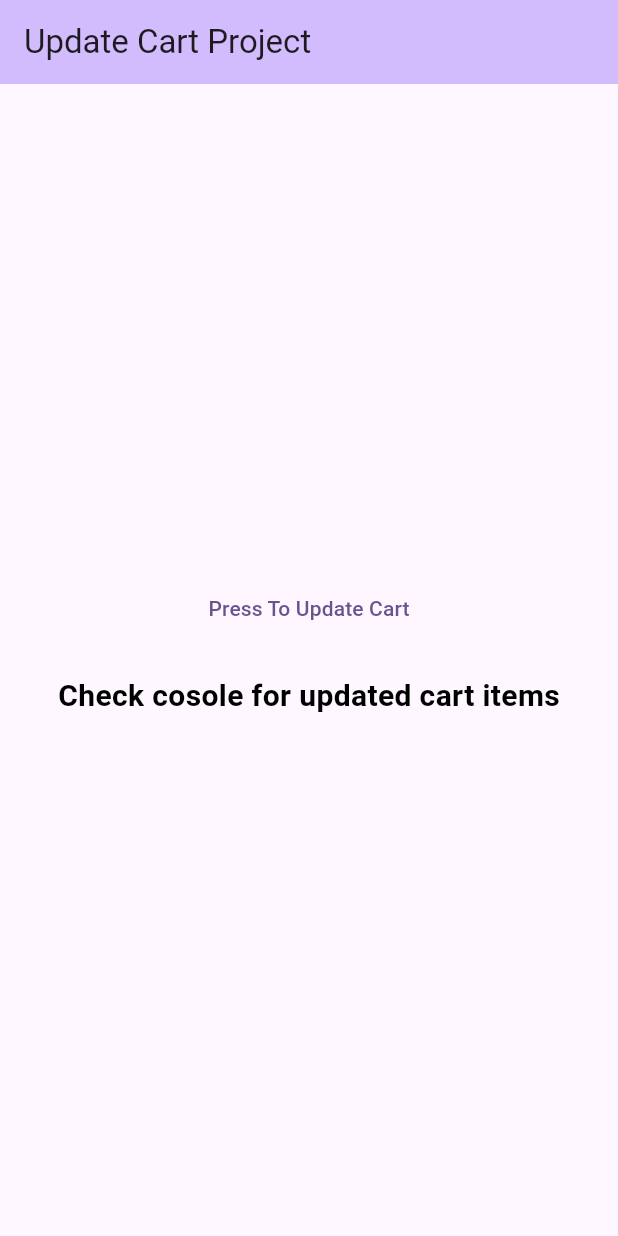
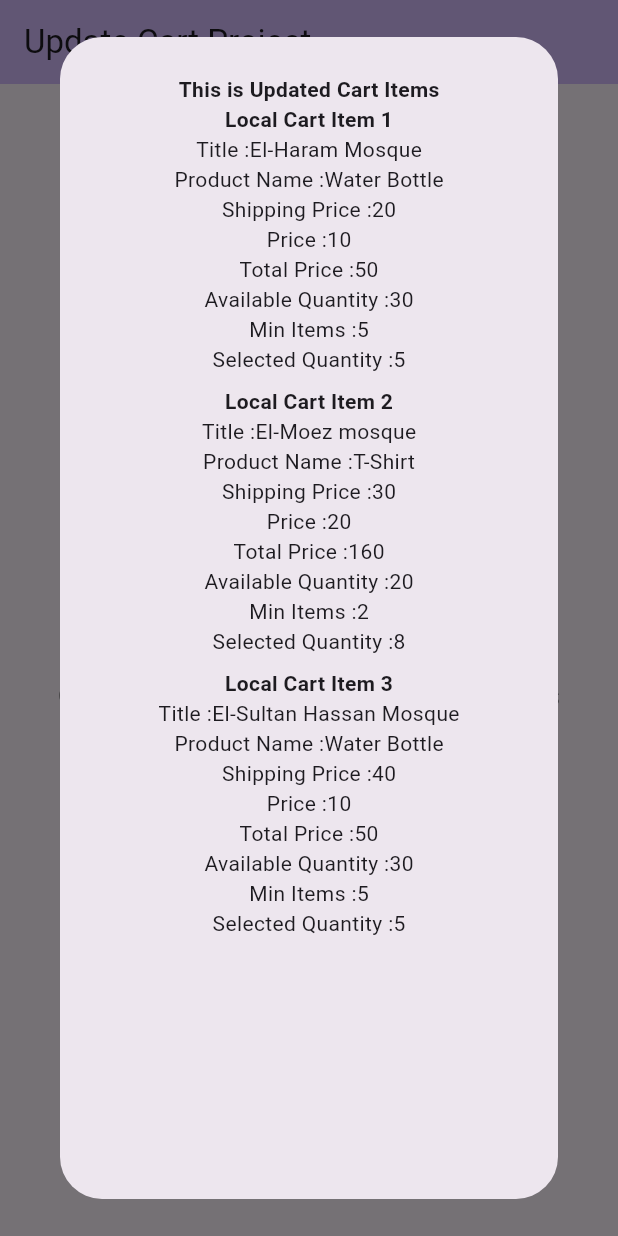
Before and after one commit to polawahba2/Load_Serv_Task, a Flutter app: the screen it shows after launch, after a tap on "Press To Update Cart", on a phone screen of 412 x 824 dp. Run offline on Flutter 3.47's test engine with Material 3 defaults, Android fonts, the phone set to English and light mode, and no system bars.

Commit message:
-  Create products_dialog file. - Press To Update Cart. - Make Place model Properties final. - Add some comments to separate the problem. - Show Products Dialog on press  "Press To Update Cart".

```diff
--- a/lib/cart_rpovider/cart_provider.dart
+++ b/lib/cart_rpovider/cart_provider.dart
@@ -1,9 +1,18 @@
+// ignore_for_file: public_member_api_docs, sort_constructors_first
+
 import 'package:update_cart/dummy_data/local_data.dart';
 import 'package:update_cart/dummy_data/online_data.dart';
 import 'package:update_cart/models/cart_item_model.dart';
+import 'package:update_cart/models/place_model.dart';
+import 'package:update_cart/models/product_model.dart';
+
+late List<RemovedCartItem> removedCartItems;
+late List<ModifiedPlaces> modifiedPlaces;
+late List<RemovedCartProduct> removedCartProducts;
+late List<ModifiedProducts> modifiedProducts;
 
 class CartProvider {
-  final List<CartItem> cartITems = List.from(localCartITems, growable: true);
+  final List<CartItem> cartItems = List.from(localCartITems, growable: true);
 
   final onlinePlaces = placesList;
 
@@ -12,44 +21,242 @@ class CartProvider {
   num _total = 0;
   num get totalCartPrice {
     _total = 0;
-    for (final item in cartITems) {
+    for (final item in cartItems) {
       _total += item.totalPrice;
     }
     return _total;
   }
 
-  void updateCart() {
-    //1- TODO: implement updateCart
-    //2- ptint items after update
+  List<CartItem> updateCart() {
+    removedCartItems = [];
+    modifiedPlaces = [];
+    removedCartProducts = [];
+    modifiedProducts = [];
+    //1- TODO: implement updateCart.
+    for (var i = 0; i < cartItems.length; i++) {
+      Place? onlinePlace = _getOnlinePlaceById(cartItems[i].place);
+      if (onlinePlace == null) {
+        _removeCart(cartItems[i], 'Place Is Not Fuound');
+        i--;
+        continue;
+      }
+      if (onlinePlace.isActive != true) {
+        _removeCart(cartItems[i], 'Place Is Not Active');
+        i--;
+        continue;
+      }
+
+      _updateSinglePlace(cartItems[i].place, onlinePlace);
+
+      _updateProducts(cartItems[i].products);
+    }
+    //2- ptint items after update.
     //3- Display the changes, that were made on user cart, on home page.
-    _printItemsAfterUpdate(cartITems);
+
+    return cartItems;
+    // _printItemsAfterUpdate(cartItems);
   }
 
-  _printItemsAfterUpdate(List<CartItem> localCartItems) {
-    for (final item in localCartItems) {
-      print('############ START of cartItem id: ${item.id} ##########');
-      print('Place: ${item.place.title}');
-      print('isActive: ${item.place.isActive}');
-      print('Place image: ${item.place.placeImage}');
-      print('Place shipping price: ${item.place.shippingPrice}');
-      for (final product in item.products) {
-        _printCartProduct(product);
+  // _printItemsAfterUpdate(List<CartItem> localCartItems) {
+  //   for (final item in localCartItems) {
+  //     print('############ START of cartItem id: ${item.id} ##########');
+  //     print('Place: ${item.place.title}');
+  //     print('isActive: ${item.place.isActive}');
+  //     print('Place image: ${item.place.placeImage}');
+  //     print('Place shipping price: ${item.place.shippingPrice}');
+  //     for (final product in item.products) {
+  //       _printCartProduct(product);
+  //     }
+  //     print('CartItem total price: ${item.totalPrice}');
+  //     print('############ END of cartItem id: ${item.id} ##########');
+  //   }
+  //   print("Total cart price: $totalCartPrice");
+  // }
+
+  // _printCartProduct(CartProduct product) {
+  //   print('Product: ${product.title}');
+  //   print('Product description: ${product.description}');
+  //   print('Product image : ${product.image}');
+  //   print('Product price: ${product.price}');
+  //   print('Product min items: ${product.minItems}');
+  //   print('Product available qty: ${product.availableQuantity}');
+  //   print('Product selected quantity: ${product.selectedQuantity}');
+  //   print('Product total price: ${product.totalPrice}');
+  //   print('############ END of Product ${product.title} ##########');
+  // }
+
+//? this functin return the online place with the same id of the locale place.
+//? if this function return null that means the place in not found in the online places
+  Place? _getOnlinePlaceById(Place place) {
+    if (place.id == null) return null;
+    Place? foundedPlace;
+    for (Place onlinePlace in onlinePlaces) {
+      if (place.id == onlinePlace.id) {
+        foundedPlace = onlinePlace;
+        break;
       }
-      print('CartItem total price: ${item.totalPrice}');
-      print('############ END of cartItem id: ${item.id} ##########');
     }
-    print("Total cart price: $totalCartPrice");
+    return foundedPlace;
   }
 
-  _printCartProduct(CartProduct product) {
-    print('Product: ${product.title}');
-    print('Product description: ${product.description}');
-    print('Product image : ${product.image}');
-    print('Product price: ${product.price}');
-    print('Product min items: ${product.minItems}');
-    print('Product available qty: ${product.availableQuantity}');
-    print('Product selected quantity: ${product.selectedQuantity}');
-    print('Product total price: ${product.totalPrice}');
-    print('############ END of Product ${product.title} ##########');
+//? this function remove the cartItem from CartItems.
+  void _removeCart(CartItem cartItem, String reason) {
+    removedCartItems
+        .add(RemovedCartItem(removedProduct: cartItem, removalReason: reason));
+    cartItems.remove(cartItem);
+  }
+
+  void _updateSinglePlace(Place oldPlace, Place onlinePlace) {
+    if (oldPlace.shippingPrice != onlinePlace.shippingPrice) {
+      _addPlaceToModifiedPlaces(oldPlace, onlinePlace);
+      oldPlace.shippingPrice = onlinePlace.shippingPrice;
+    }
+  }
+
+  void _addPlaceToModifiedPlaces(Place oldPlace, Place onlinePlace) {
+    final ModifiedPlaces modifiedPlace = ModifiedPlaces(
+      oldPlace: Place(
+        id: oldPlace.id,
+        isActive: oldPlace.isActive,
+        placeImage: oldPlace.placeImage,
+        shippingPrice: oldPlace.shippingPrice,
+        title: oldPlace.title,
+      ),
+      newPlace: onlinePlace,
+    );
+    modifiedPlaces.add(modifiedPlace);
+  }
+
+//? this function will loop for every product and update it
+  void _updateProducts(List<CartProduct> products) {
+    if (products.isEmpty) return;
+    for (int j = 0; j < products.length; j++) {
+      Product? onlineProduct = getOnlineProductById(products[j]);
+      if (onlineProduct == null) {
+        _addProdutToRemovedProductsList(
+            products[j], 'This Product Is Not found in online products');
+        products.remove(products[j]);
+        j--;
+        continue;
+      }
+      if (onlineProduct.availableQuantity == null ||
+          onlineProduct.minItems == null) {
+        _addProdutToRemovedProductsList(
+            products[j], 'Sorry ,we lost some data about this product');
+        products.remove(products[j]);
+        j--;
+        continue;
+      }
+      if (onlineProduct.availableQuantity! < products[j].selectedQuantity) {
+        _addProdutToRemovedProductsList(
+            products[j], 'This Product Is Out of Stock');
+        products.remove(products[j]);
+        j--;
+        continue;
+      }
+      _updateSingleProduct(products[j], onlineProduct);
+    }
+  }
+
+//? this function return the online product with the same id of the locale product.
+//? if this function reutn null that means the id of this product is not found in the online products
+  Product? getOnlineProductById(CartProduct product) {
+    if (product.id == null) return null;
+    Product? foundedProduct;
+    for (Product onlineProducts in onlineProducts) {
+      if (product.id == onlineProducts.id) {
+        foundedProduct = onlineProducts;
+        break;
+      }
+    }
+    return foundedProduct;
+  }
+
+  void _addProdutToRemovedProductsList(
+      CartProduct cartProduct, String reaseon) {
+    removedCartProducts.add(RemovedCartProduct(
+      cartProduct: cartProduct,
+      reason: reaseon,
+    ));
+  }
+
+//* this functinon check if any important changes happened in the product then update it if yes
+  void _updateSingleProduct(CartProduct cartProduct, Product onlineProduct) {
+    if (cartProduct.selectedQuantity > onlineProduct.availableQuantity! ||
+        cartProduct.selectedQuantity < onlineProduct.minItems! ||
+        cartProduct.price != onlineProduct.price) {
+      //? creating local procut to save it in the modified products
+      //! creating now Product to save it in new adress in the memory then we will update the our local product
+      final Product localeProductBeforeUpdate = Product(
+        id: cartProduct.id,
+        availableQuantity: cartProduct.availableQuantity,
+        minItems: cartProduct.minItems,
+        description: cartProduct.description,
+        image: cartProduct.image,
+        price: cartProduct.price,
+        title: cartProduct.title,
+      );
+      modifiedProducts.add(ModifiedProducts(
+        oldProduct: localeProductBeforeUpdate,
+        newProduct: onlineProduct,
+      ));
+
+      //? update the locale product
+      cartProduct.price = onlineProduct.price;
+      cartProduct.totalPrice =
+          onlineProduct.price! * cartProduct.selectedQuantity;
+      cartProduct.availableQuantity = onlineProduct.availableQuantity;
+      cartProduct.minItems = onlineProduct.minItems;
+      cartProduct.description = onlineProduct.description;
+      cartProduct.image = onlineProduct.image;
+      cartProduct.title = onlineProduct.title;
+    }
   }
 }
+
+//! These classes are separated to facilitate future enhancements such as adding filters
+//! to inform the user about changed places and products.
+
+/*
+? This class will be used to hold the cart item that was removed.
+? We will remove the entire cart if the place is no longer available.
+ */
+class RemovedCartItem {
+  final CartItem removedProduct;
+  final String removalReason;
+
+  RemovedCartItem({
+    required this.removedProduct,
+    required this.removalReason,
+  });
+}
+
+//? This class will be used to hold the places that was modified.
+class ModifiedPlaces {
+  final Place oldPlace;
+  final Place newPlace;
+  ModifiedPlaces({
+    required this.oldPlace,
+    required this.newPlace,
+  });
+}
+
+//? This class will be used to hold the removed product.
+class RemovedCartProduct {
+  final Product cartProduct;
+  final String reason;
+  RemovedCartProduct({
+    required this.cartProduct,
+    required this.reason,
+  });
+}
+
+//? This class will be used to hold the product that was modified.
+class ModifiedProducts {
+  final Product oldProduct;
+  final Product newProduct;
+  ModifiedProducts({
+    required this.oldProduct,
+    required this.newProduct,
+  });
+}
--- a/lib/main.dart
+++ b/lib/main.dart
@@ -1,5 +1,8 @@
 import 'package:flutter/material.dart';
 import 'package:update_cart/cart_rpovider/cart_provider.dart';
+import 'package:update_cart/widgets/products_dialog.dart';
+
+import 'models/cart_item_model.dart';
 
 void main() {
   runApp(const MyApp());
@@ -25,7 +28,6 @@ class MyApp extends StatelessWidget {
 
 class MyHomePage extends StatefulWidget {
   const MyHomePage({super.key, required this.title});
-
   final String title;
 
   @override
@@ -34,8 +36,10 @@ class MyHomePage extends StatefulWidget {
 
 class _MyHomePageState extends State<MyHomePage> {
   bool isChanged = false;
+  late List<CartItem> cartItems;
   updateCart() {
-    CartProvider().updateCart();
+    cartItems = CartProvider().updateCart();
+
     setState(() {
       // Notify user of the changes you have made on the home page.
       // isChanged = true;
@@ -54,7 +58,16 @@ class _MyHomePageState extends State<MyHomePage> {
           mainAxisAlignment: MainAxisAlignment.center,
           children: <Widget>[
             TextButton(
-                onPressed: () => updateCart(),
+                onPressed: () {
+                  updateCart();
+
+                  showDialog(
+                    context: context,
+                    builder: (_) => Dialog(
+                      child: ProductsDialog(cartItems: cartItems),
+                    ),
+                  );
+                },
                 child: const Text('Press To Update Cart')),
             const SizedBox(height: 20),
             const Text(
--- a/lib/models/cart_item_model.dart
+++ b/lib/models/cart_item_model.dart
@@ -3,8 +3,10 @@ import 'package:update_cart/models/product_model.dart';
 
 class CartItem {
   int id;
-  Place place;
-  List<CartProduct> products;
+  Place
+      place; //! first i will check if thie place is still avalible and all its information is still ok.
+  List<CartProduct>
+      products; //! second i'll also check if every single cart product is still ok.
   num totalPrice;
   CartItem(
       {required this.id,
--- a/lib/models/place_model.dart
+++ b/lib/models/place_model.dart
@@ -1,8 +1,8 @@
 class Place {
-  int? id;
-  bool? isActive;
-  String? title;
-  String? placeImage;
+  final int? id;
+  final bool? isActive;
+  final String? title;
+  final String? placeImage;
   num? shippingPrice;
   Place({
     this.id,
--- /dev/null
+++ b/lib/widgets/products_dialog.dart
@@ -0,0 +1,283 @@
+import 'package:flutter/material.dart';
+
+import '../cart_rpovider/cart_provider.dart';
+
+import '../models/cart_item_model.dart';
+
+late double height;
+
+class ProductsDialog extends StatelessWidget {
+  final List<CartItem> cartItems;
+  const ProductsDialog({required this.cartItems, super.key});
+
+  @override
+  Widget build(BuildContext context) {
+    height = MediaQuery.of(context).size.height;
+    return Padding(
+      padding: EdgeInsets.symmetric(vertical: height * 0.02, horizontal: 10),
+      child: SizedBox(
+        height: height * 0.9,
+        child: ListView(
+          shrinkWrap: true,
+          children: [
+            if (cartItems.isNotEmpty) _LocalCartItems(cartItems: cartItems),
+            if (removedCartItems.isNotEmpty) const _RemovedCartItems(),
+            if (modifiedPlaces.isNotEmpty) const _ModifiedPlaces(),
+            if (removedCartProducts.isNotEmpty) const _RemovedProducts(),
+            if (modifiedProducts.isNotEmpty) const _ModifiedProducts()
+          ],
+        ),
+      ),
+    );
+  }
+}
+
+class _LocalCartItems extends StatelessWidget {
+  final List<CartItem> cartItems;
+  const _LocalCartItems({
+    required this.cartItems,
+    super.key,
+  });
+
+  @override
+  Widget build(BuildContext context) {
+    return Column(
+      children: [
+        SizedBox(height: height * 0.01),
+        const Text(
+          'This is Updated Cart Items',
+          style: TextStyle(fontWeight: FontWeight.bold),
+        ),
+        ListView.separated(
+          shrinkWrap: true,
+          physics: const NeverScrollableScrollPhysics(),
+          itemBuilder: (context, index) {
+            return Column(
+              children: [
+                if (cartItems.isNotEmpty)
+                  Text(
+                    'Local Cart Item ${index + 1}',
+                    style: const TextStyle(fontWeight: FontWeight.bold),
+                  ),
+                Text('Title :${cartItems[index].place.title}'),
+                Text('Product Name :${cartItems[index].products[0].title}'),
+                Text('Shipping Price :${cartItems[index].place.shippingPrice}'),
+                Text('Price :${cartItems[index].products[0].price}'),
+                Text('Total Price :${cartItems[index].products[0].totalPrice}'),
+                Text(
+                    'Available Quantity :${cartItems[index].products[0].availableQuantity}'),
+                Text('Min Items :${cartItems[index].products[0].minItems}'),
+                Text(
+                    'Selected Quantity :${cartItems[index].products[0].selectedQuantity}'),
+              ],
+            );
+          },
+          separatorBuilder: (context, index) => SizedBox(
+            height: height * 0.01,
+          ),
+          itemCount: cartItems.length,
+        ),
+      ],
+    );
+  }
+}
+
+class _RemovedCartItems extends StatelessWidget {
+  const _RemovedCartItems({
+    super.key,
+  });
+
+  @override
+  Widget build(BuildContext context) {
+    return Column(
+      children: [
+        SizedBox(height: height * 0.01),
+        const Text(
+          'This is the Removed Cart Items',
+          style: TextStyle(fontWeight: FontWeight.bold),
+        ),
+        ListView.separated(
+          shrinkWrap: true,
+          physics: const NeverScrollableScrollPhysics(),
+          itemBuilder: (context, index) {
+            return Column(
+              children: [
+                Text(
+                  'Removed Cart Item ${index + 1}',
+                  style: const TextStyle(fontWeight: FontWeight.bold),
+                ),
+                SizedBox(height: height * 0.01),
+                Text('Cart id :${removedCartItems[index].removedProduct.id}'),
+                SizedBox(height: height * 0.01),
+                Text(
+                    'Removal Reason :${removedCartItems[index].removalReason}'),
+              ],
+            );
+          },
+          separatorBuilder: (context, index) => const SizedBox.shrink(),
+          itemCount: removedCartItems.length,
+        ),
+      ],
+    );
+  }
+}
+
+class _ModifiedPlaces extends StatelessWidget {
+  const _ModifiedPlaces({super.key});
+
+  @override
+  Widget build(BuildContext context) {
+    return Column(
+      children: [
+        SizedBox(height: height * 0.01),
+        const Text(
+          'This is the modified places',
+          style: TextStyle(fontWeight: FontWeight.bold),
+        ),
+        ListView.separated(
+          shrinkWrap: true,
+          physics: const NeverScrollableScrollPhysics(),
+          itemBuilder: (context, index) {
+            return Column(
+              children: [
+                Text(
+                  'Modified place ${index + 1}',
+                  style: const TextStyle(fontWeight: FontWeight.bold),
+                ),
+                if (modifiedPlaces[index].oldPlace.shippingPrice !=
+                    modifiedPlaces[index].newPlace.shippingPrice) ...[
+                  SizedBox(height: height * 0.01),
+                  Text(
+                    'old shipping price:${modifiedPlaces[index].oldPlace.shippingPrice} => \n new shipping price:${modifiedPlaces[index].newPlace.shippingPrice}',
+                  ),
+                ],
+                if (modifiedPlaces[index].oldPlace.title !=
+                    modifiedPlaces[index].newPlace.title) ...[
+                  SizedBox(height: height * 0.01),
+                  Text(
+                    'old title:${modifiedPlaces[index].oldPlace.title} => \n new title:${modifiedPlaces[index].newPlace.title}',
+                  ),
+                ],
+                if (modifiedPlaces[index].oldPlace.placeImage !=
+                    modifiedPlaces[index].newPlace.placeImage) ...[
+                  SizedBox(height: height * 0.01),
+                  Text(
+                    'old place image:${modifiedPlaces[index].oldPlace.placeImage} => \n new place image:${modifiedPlaces[index].newPlace.placeImage}',
+                  ),
+                ],
+              ],
+            );
+          },
+          separatorBuilder: (context, index) => const SizedBox.shrink(),
+          itemCount: modifiedPlaces.length,
+        ),
+      ],
+    );
+  }
+}
+
+class _RemovedProducts extends StatelessWidget {
+  const _RemovedProducts({super.key});
+
+  @override
+  Widget build(BuildContext context) {
+    return Column(
+      children: [
+        SizedBox(height: height * 0.01),
+        const Text(
+          'This is the removed products',
+          style: TextStyle(fontWeight: FontWeight.bold),
+        ),
+        ListView.separated(
+          shrinkWrap: true,
+          physics: const NeverScrollableScrollPhysics(),
+          itemBuilder: (context, index) {
+            return Column(
+              children: [
+                Text(
+                  'Removed Products ${index + 1}',
+                  style: const TextStyle(fontWeight: FontWeight.bold),
+                ),
+                SizedBox(height: height * 0.01),
+                Text(
+                    'product id :${removedCartProducts[index].cartProduct.id}'),
+                SizedBox(height: height * 0.01),
+                Text('Removal Reason :${removedCartProducts[index].reason}'),
+              ],
+            );
+          },
+          separatorBuilder: (context, index) => const SizedBox.shrink(),
+          itemCount: removedCartProducts.length,
+        ),
+      ],
+    );
+  }
+}
+
+class _ModifiedProducts extends StatelessWidget {
+  const _ModifiedProducts({super.key});
+
+  @override
+  Widget build(BuildContext context) {
+    return Column(
+      children: [
+        SizedBox(height: height * 0.01),
+        const Text(
+          'This is the modified products',
+          style: TextStyle(fontWeight: FontWeight.bold),
+        ),
+        ListView.separated(
+          shrinkWrap: true,
+          physics: const NeverScrollableScrollPhysics(),
+          itemBuilder: (context, index) {
+            return Column(
+              children: [
+                Text(
+                  'Modified products ${index + 1}',
+                  style: const TextStyle(fontWeight: FontWeight.bold),
+                ),
+                if (modifiedProducts[index].oldProduct.price !=
+                    modifiedProducts[index].newProduct.price) ...[
+                  SizedBox(height: height * 0.01),
+                  Text(
+                    'old price:${modifiedProducts[index].oldProduct.price} => \n new price:${modifiedProducts[index].newProduct.price}',
+                  ),
+                ],
+                if (modifiedProducts[index].oldProduct.title !=
+                    modifiedProducts[index].newProduct.title) ...[
+                  SizedBox(height: height * 0.01),
+                  Text(
+                    'old title:${modifiedProducts[index].oldProduct.title} => \n new title:${modifiedProducts[index].newProduct.title}',
+                  ),
+                ],
+                if (modifiedProducts[index].oldProduct.minItems !=
+                    modifiedProducts[index].newProduct.minItems) ...[
+                  SizedBox(height: height * 0.01),
+                  Text(
+                    'old min items:${modifiedProducts[index].oldProduct.minItems} => \n new min items:${modifiedProducts[index].newProduct.minItems}',
+                  ),
+                ],
+                if (modifiedProducts[index].oldProduct.availableQuantity !=
+                    modifiedProducts[index].newProduct.availableQuantity) ...[
+                  SizedBox(height: height * 0.01),
+                  Text(
+                    'old available quantaty:${modifiedProducts[index].oldProduct.availableQuantity} => \n new available quantaty:${modifiedProducts[index].newProduct.availableQuantity}',
+                  ),
+                ],
+                if (modifiedProducts[index].oldProduct.image !=
+                    modifiedProducts[index].newProduct.image) ...[
+                  SizedBox(height: height * 0.01),
+                  Text(
+                    'old image:${modifiedProducts[index].oldProduct.image} => \n new  image:${modifiedProducts[index].newProduct.image}',
+                  ),
+                ],
+              ],
+            );
+          },
+          separatorBuilder: (context, index) => const SizedBox.shrink(),
+          itemCount: modifiedProducts.length,
+        ),
+      ],
+    );
+  }
+}
```
